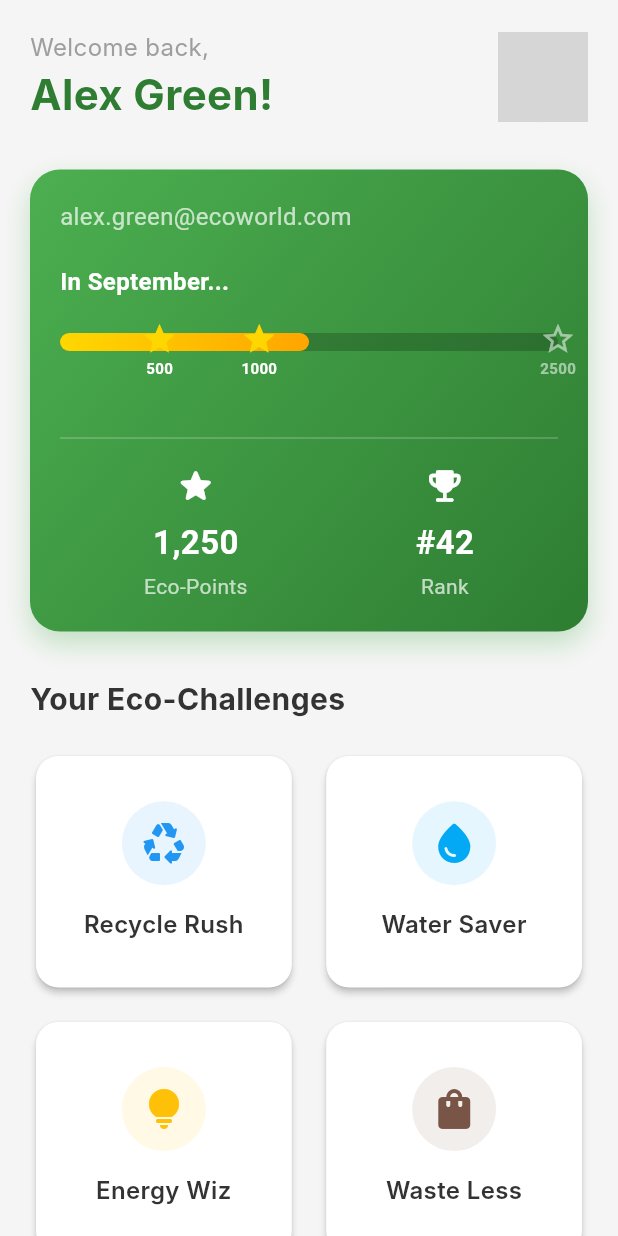
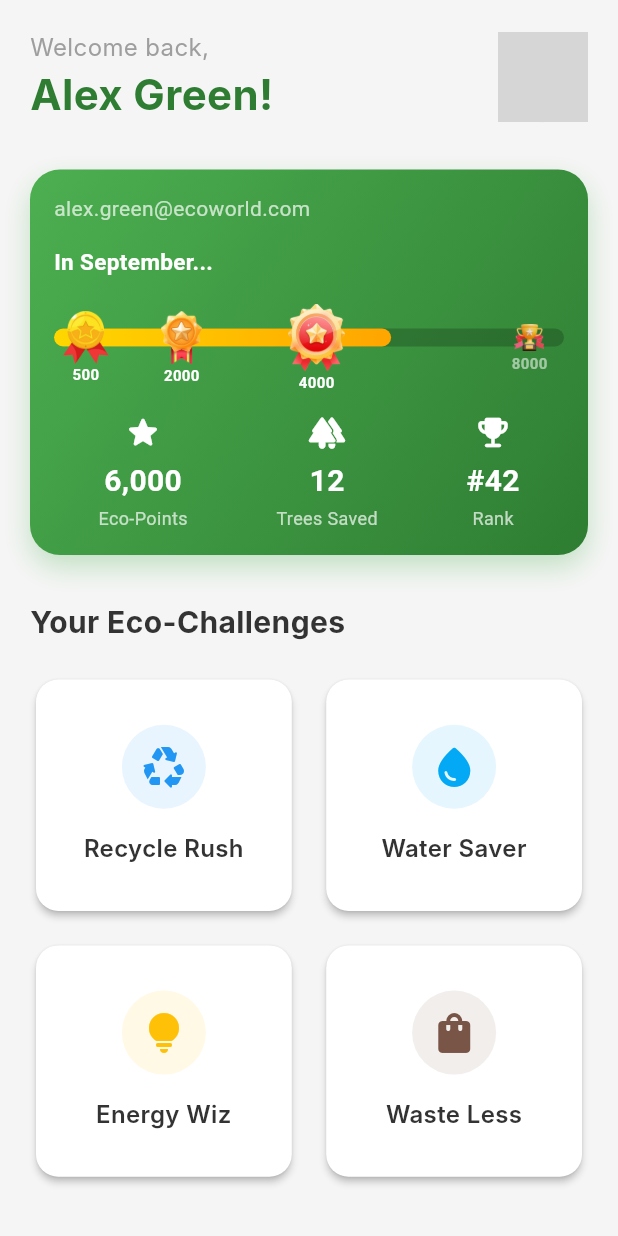
Before and after one commit to anshjast/siheco, a Flutter app: the EcoGamesHomePage screen opened by its route, on a phone screen of 412 x 824 dp. Run offline on Flutter 3.47's test engine with Material 3 defaults, Android fonts, the phone set to English and light mode, and no system bars; our stand-ins replace animate_do, vibration; network calls fail; Roboto replaces fonts that are missing (Inter, Poppins); grey boxes are pictures that could not be loaded.

```diff
--- a/lib/auth/splash_page.dart
+++ b/lib/auth/splash_page.dart
@@ -20,7 +20,7 @@ class _SplashScreenState extends State<SplashScreen> {
       if (mounted) {
         // CORRECTED: Navigate to the LoginScreen, not the HomeScreen
         Navigator.of(context).pushReplacement(
-          MaterialPageRoute(builder: (_) => const EcoGamesHomePage()),
+          MaterialPageRoute(builder: (_) => const LoginScreen()),
         );
       }
     });
--- a/lib/widgets/user_profile_card.dart
+++ b/lib/widgets/user_profile_card.dart
@@ -1,5 +1,13 @@
 import 'package:flutter/material.dart';
 import 'dart:ui';
+// TODO: Add vibration package to pubspec.yaml:
+// dependencies:
+//   vibration: ^1.8.4
+//
+// TODO: For vibration on Android, add this line to your
+// android/app/src/main/AndroidManifest.xml file, just before the <application> tag:
+// <uses-permission android:name="android.permission.VIBRATE"/>
+import 'package:vibration/vibration.dart';
 
 // Converted to a StatefulWidget to manage the animation
 class UserProfileCard extends StatefulWidget {
@@ -13,25 +21,66 @@ class _UserProfileCardState extends State<UserProfileCard>
     with SingleTickerProviderStateMixin {
   late AnimationController _controller;
   late Animation<double> _animation;
+  final Set<double> _vibratedMilestones = {};
+  final Map<double, bool> _isPopping = {}; // New state for pop animation
 
-  // Hardcoded values for demonstration
-  final double _currentPoints = 1250;
-  final double _maxPoints = 2500;
+  // Hardcoded values for demonstration - updated points
+  final double _currentPoints = 6000;
+  // Updated final point value
+  final double _maxPoints = 8000;
+
+  // Map to hold point thresholds and their corresponding asset images
+  final Map<double, String> thresholds = {
+    500: 'assets/images/1star.png',
+    2000: 'assets/images/2star.png',
+    4000: 'assets/images/3star.png',
+    8000: 'assets/images/trophy.png',
+  };
 
   @override
   void initState() {
     super.initState();
     // Setup the animation controller
     _controller = AnimationController(
-      duration: const Duration(milliseconds: 1500), // 1.5 second animation
+      duration: const Duration(milliseconds: 2500), // Slower for effect
       vsync: this,
     );
 
-    // Create a curved animation for a smoother effect
     _animation = CurvedAnimation(
       parent: _controller,
       curve: Curves.easeInOut,
     );
+
+    // Add a listener to trigger vibrations and the pop animation
+    _animation.addListener(() {
+      final currentProgressPoints = _animation.value * _currentPoints;
+      for (final points in thresholds.keys) {
+        if (currentProgressPoints >= points &&
+            !_vibratedMilestones.contains(points)) {
+          // Check if the device can vibrate before attempting to
+          Vibration.hasVibrator().then((hasVibrator) {
+            if (hasVibrator ?? false) {
+              Vibration.vibrate(duration: 100);
+            }
+          });
+          _vibratedMilestones.add(points);
+
+          // Trigger the start of the pop animation
+          setState(() {
+            _isPopping[points] = true;
+          });
+
+          // After a short duration, shrink the badge to its final size
+          Future.delayed(const Duration(milliseconds: 500), () {
+            if (mounted) {
+              setState(() {
+                _isPopping[points] = false;
+              });
+            }
+          });
+        }
+      }
+    });
 
     // Start the animation when the widget is first built
     _controller.forward();
@@ -39,14 +88,14 @@ class _UserProfileCardState extends State<UserProfileCard>
 
   @override
   void dispose() {
-    _controller.dispose(); // Clean up the controller to prevent memory leaks
+    _controller.dispose(); // Clean up the controller
     super.dispose();
   }
 
   @override
   Widget build(BuildContext context) {
     return Container(
-      padding: const EdgeInsets.all(20),
+      padding: const EdgeInsets.all(16),
       decoration: BoxDecoration(
         gradient: const LinearGradient(
           colors: [Color(0xFF4CAF50), Color(0xFF2E7D32)],
@@ -67,26 +116,22 @@ class _UserProfileCardState extends State<UserProfileCard>
         children: [
           const Text(
             'alex.green@ecoworld.com',
-            style: TextStyle(fontSize: 16, color: Colors.white70),
+            style: TextStyle(fontSize: 14, color: Colors.white70),
           ),
-          const SizedBox(height: 20),
-          // --- MOVED SECTION: Monthly progress is now at the top ---
+          const SizedBox(height: 15),
           const Text(
             'In September...',
             style: TextStyle(
-                fontSize: 16, color: Colors.white, fontWeight: FontWeight.bold),
+                fontSize: 15, color: Colors.white, fontWeight: FontWeight.bold),
           ),
-          const SizedBox(height: 15),
+          const SizedBox(height: 10),
           _buildAnimatedPointsBar(),
-          // Added more space after the progress bar for better separation
-          const SizedBox(height: 30),
-          const Divider(color: Colors.white24),
-          const SizedBox(height: 10),
-          // --- Original stats are now at the bottom ---
+          const SizedBox(height: 20),
           Row(
             mainAxisAlignment: MainAxisAlignment.spaceAround,
             children: [
-              _buildStatColumn('Eco-Points', '1,250', Icons.star_rounded),
+              _buildStatColumn('Eco-Points', '6,000', Icons.star_rounded),
+              _buildStatColumn('Trees Saved', '12', Icons.forest_rounded),
               _buildStatColumn('Rank', '#42', Icons.emoji_events_rounded),
             ],
           ),
@@ -95,36 +140,26 @@ class _UserProfileCardState extends State<UserProfileCard>
     );
   }
 
-  // Widget for the new animated water-flow points bar
   Widget _buildAnimatedPointsBar() {
-    final List<double> thresholds = [500, 1000, 2500];
-
-    // Use LayoutBuilder to get the width constraints for positioning
     return LayoutBuilder(
       builder: (context, constraints) {
-        // Increased height of the Stack to prevent clipping of the text below stars
         return SizedBox(
-          height: 40,
+          height: 60, // Adjusted height for new peak size
           child: Stack(
             clipBehavior: Clip.none,
+            alignment: Alignment.center,
             children: [
               // Background of the bar
-              Positioned(
-                top: 8, // Center the bar vertically
-                left: 0,
-                right: 0,
-                child: Container(
-                  height: 12,
-                  decoration: BoxDecoration(
-                    color: Colors.black.withOpacity(0.2),
-                    borderRadius: BorderRadius.circular(10),
-                  ),
+              Container(
+                height: 12,
+                decoration: BoxDecoration(
+                  color: Colors.black.withOpacity(0.2),
+                  borderRadius: BorderRadius.circular(10),
                 ),
               ),
-              // Animated "water flow" bar
-              Positioned(
-                top: 8,
-                left: 0,
+              // Animated "fill" bar
+              Align(
+                alignment: Alignment.centerLeft,
                 child: AnimatedBuilder(
                   animation: _animation,
                   builder: (context, child) {
@@ -144,21 +179,49 @@ class _UserProfileCardState extends State<UserProfileCard>
                   },
                 ),
               ),
-              // Position the achievement star markers
-              ...thresholds.map((points) {
-                final isAchieved = _currentPoints >= points;
+              // Position the achievement badges from the map
+              ...thresholds.entries.map((entry) {
+                final points = entry.key;
+                final imagePath = entry.value;
                 final position = (points / _maxPoints) * constraints.maxWidth;
+                final currentProgressPoints = _animation.value * _currentPoints;
+                final isLastBadge = points == _maxPoints;
+
+                // Determine the milestone's state
+                final isAchieved = currentProgressPoints >= points;
+                final isPopping = _isPopping[points] ?? false;
+
+                // Define new badge sizes
+                const double unachievedSize = 20.0; // Changed initial size
+                const double achievedSize = 35.0;
+                const double peakSize = 45.0;
+
+                // Determine the target size for the animation
+                final double iconSize;
+                if (isPopping) {
+                  iconSize = peakSize;
+                } else if (isAchieved) {
+                  iconSize = achievedSize;
+                } else {
+                  iconSize = unachievedSize;
+                }
+
                 return Positioned(
-                  left: position - 12, // Center the icon
-                  top: 0,
+                  // Center the badge based on its final achieved size
+                  left: isLastBadge
+                      ? position - achievedSize
+                      : position - (achievedSize / 2),
+                  // Adjust top position to keep badges centered vertically as they resize
+                  top: (60 - iconSize) / 2,
                   child: Column(
+                    mainAxisAlignment: MainAxisAlignment.center,
                     children: [
-                      Icon(
-                        isAchieved ? Icons.star : Icons.star_border,
-                        color: isAchieved
-                            ? const Color(0xFFFFD700)
-                            : Colors.white54,
-                        size: 24,
+                      AnimatedContainer(
+                        duration: const Duration(milliseconds: 400),
+                        curve: Curves.easeOutCubic, // Smoother animation curve
+                        width: iconSize,
+                        height: iconSize,
+                        child: Image.asset(imagePath),
                       ),
                       Text(
                         '${points.toInt()}',
@@ -179,24 +242,23 @@ class _UserProfileCardState extends State<UserProfileCard>
     );
   }
 
-  // Helper widget for building the stat columns (Eco-Points, Rank)
   Widget _buildStatColumn(String label, String value, IconData icon) {
     return Column(
       children: [
-        Icon(icon, color: Colors.white, size: 28),
-        const SizedBox(height: 8),
+        Icon(icon, color: Colors.white, size: 26),
+        const SizedBox(height: 5),
         Text(
           value,
           style: const TextStyle(
-            fontSize: 22,
+            fontSize: 20,
             fontWeight: FontWeight.bold,
             color: Colors.white,
           ),
         ),
-        const SizedBox(height: 4),
+        const SizedBox(height: 2),
         Text(
           label,
-          style: const TextStyle(fontSize: 14, color: Colors.white70),
+          style: const TextStyle(fontSize: 12, color: Colors.white70),
         ),
       ],
     );
--- a/pubspec.yaml
+++ b/pubspec.yaml
@@ -30,6 +30,7 @@ environment:
 dependencies:
   flutter:
     sdk: flutter
+  vibration:
 
   # The following adds the Cupertino Icons font to your application.
   # Use with the CupertinoIcons class for iOS style icons.
```
Also changed, not shown: assets/images/1star.png (added), assets/images/2star.png (added), assets/images/3star.png (added), assets/images/star.png (added), assets/images/trophy.png (added), pubspec.lock.
